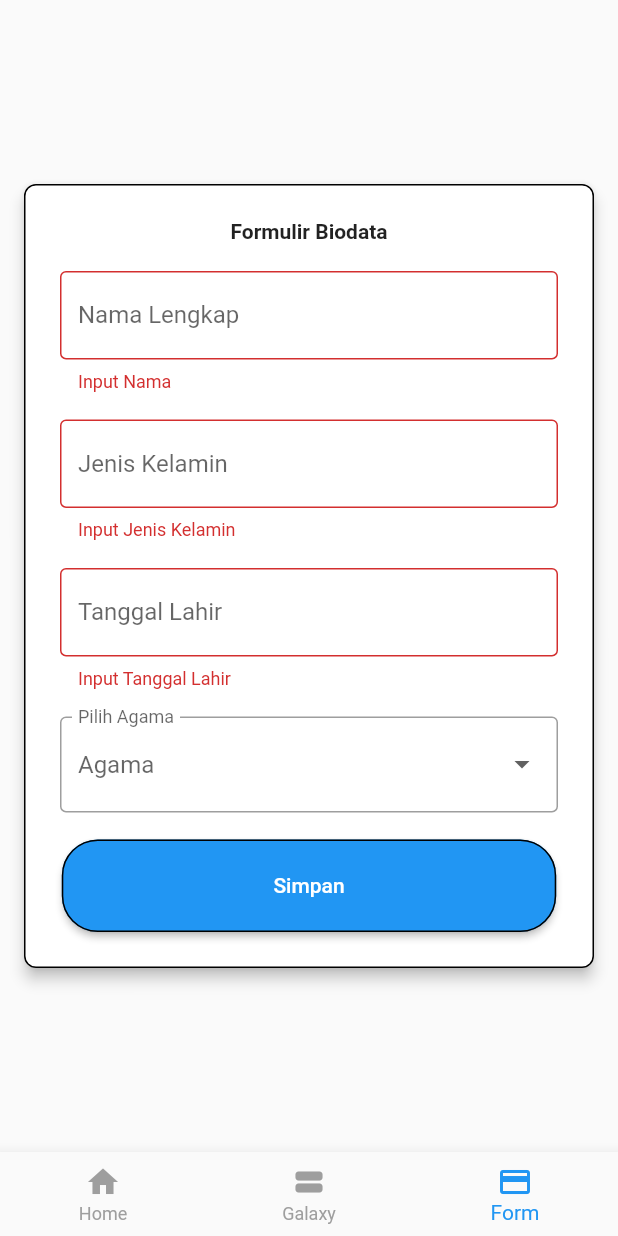
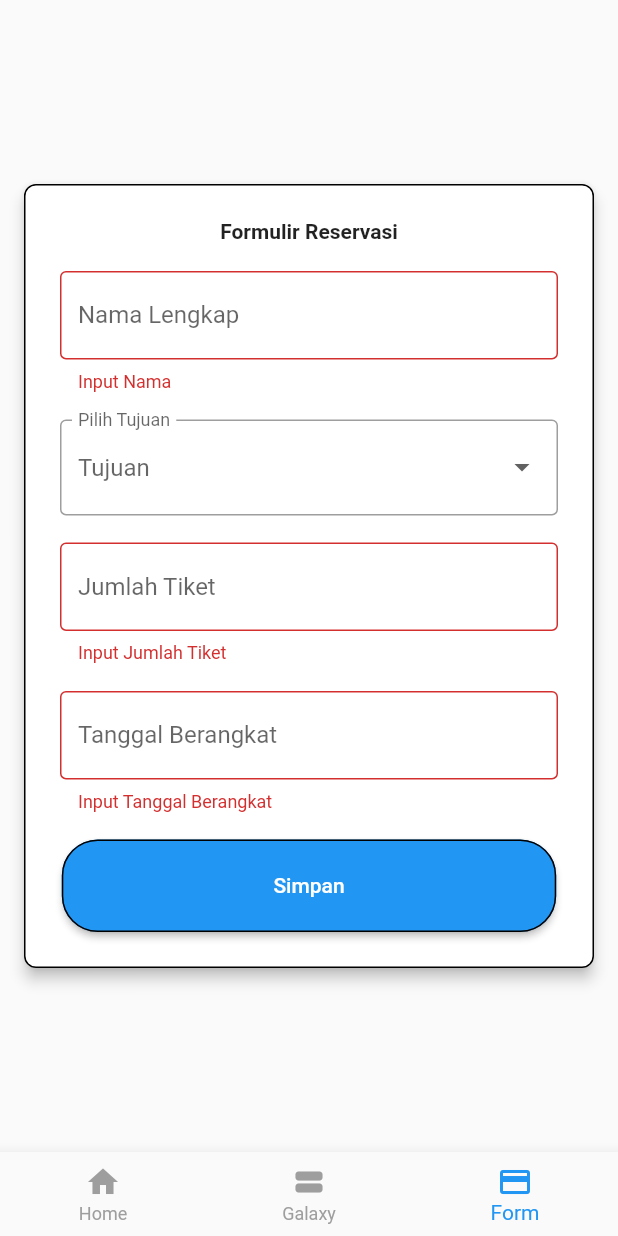
Before and after one commit to amaliarahma21/project-flutter-pertama, a Flutter app: the screen it shows after launch, item 3 of the bottom bar chosen, after a tap on "Simpan", on a phone screen of 412 x 824 dp. Run offline on Flutter 3.47's test engine with Material 2 defaults, Android fonts, the phone set to English and light mode, and no system bars.

Commit message:
added form bookingi in screens

```diff
--- a/lib/main.dart
+++ b/lib/main.dart
@@ -13,6 +13,7 @@ import 'package:belajar/listview/list_builder.dart';
 import 'package:belajar/listview/list_separated.dart';
 import 'package:belajar/row_column.dart';
 import 'package:belajar/row_widget.dart';
+import 'package:belajar/screens/booking_galaxy_screen.dart';
 import 'package:belajar/screens/form_screen.dart';
 import 'package:belajar/screens/home_screen.dart';
 import 'package:belajar/screens/list_screen.dart';
@@ -37,7 +38,7 @@ class MyApp extends StatelessWidget {
       routes: {
         '/': (context) => NavigationMenu(),
         'second': (context) => ListGalaxyScreen(),
-        'third': (context) => BelajarForm()
+        'third': (context) => BookingGalaxy()
       },
     );
   }
--- /dev/null
+++ b/lib/screens/booking_galaxy_screen.dart
@@ -0,0 +1,285 @@
+import 'package:belajar/helpers/size_helper.dart';
+import 'package:flutter/cupertino.dart';
+import 'package:belajar/screens/output_booking_screen.dart';
+import 'package:flutter/material.dart';
+import 'package:intl/intl.dart';
+
+class BookingGalaxy extends StatefulWidget {
+  const BookingGalaxy({super.key});
+
+  @override
+  State<BookingGalaxy> createState() => _BookingGalaxyState();
+}
+
+class _BookingGalaxyState extends State<BookingGalaxy> {
+  final _formKey = GlobalKey<FormState>();
+  final _scaffoldKey = GlobalKey<ScaffoldState>();
+
+  //mendeskrisikan variabel input
+  TextEditingController namaCotroller = TextEditingController();
+  String _pilihTujuan = "";
+  TextEditingController jumlahCotroller = TextEditingController();
+  TextEditingController tglPergiCotroller = TextEditingController();
+
+  final List<String> tujuan = [
+    "Galaksi Bima Sakti",
+    "Galaksi Andromeda",
+    "Galaksi Magellan Besar",
+    "Galaksi Magellan Kecil",
+    "Galaksi Sombrero",
+    "Galaksi The Rose (Arp 273)",
+    "Galaksi Sculptor (NGC 253)",
+    "Galaksi Black Eye (M64)",
+    "Galaksi Blue Pinwheel",
+    "Galaksi Cartwheel",
+    "Galaksi Bunga Matahari",
+    "Galaksi Ursa Mayor",
+    "Galaksi Pusaran Air (M51)"
+  ];
+
+  void iniState() {
+    tglPergiCotroller.text = '';
+    super.initState();
+  }
+
+  @override
+  Widget build(BuildContext context) {
+    return SafeArea(
+      child: Container(
+        height: double.infinity,
+        width: double.infinity,
+        child: Center(
+          child: SingleChildScrollView(
+            child: Column(
+              mainAxisAlignment: MainAxisAlignment.center,
+              children: [
+                Card(
+                  elevation: 4,
+                  margin: EdgeInsets.all(16),
+                  shape: RoundedRectangleBorder(
+                    side: BorderSide(color: Colors.black),
+                    borderRadius: BorderRadius.circular(8),
+                  ),
+                  child: Padding(
+                    padding: EdgeInsets.all(24),
+                    child: Form(
+                      key: _formKey,
+                      child: Column(
+                        mainAxisAlignment: MainAxisAlignment.center,
+                        children: [
+                          Text(
+                            "Formulir Reservasi",
+                            style: TextStyle(fontWeight: FontWeight.bold),
+                          ),
+                          SizedBox(height: 18),
+                          TextFormField(
+                            controller: namaCotroller,
+                            decoration: InputDecoration(
+                              hintText: "Nama Lengkap",
+                              border: OutlineInputBorder(),
+                            ),
+                            validator: (value) {
+                              if (value!.isEmpty) {
+                                return 'Input Nama';
+                              }
+                              return null;
+                            },
+                          ),
+                          SizedBox(height: 18),
+                          DropdownButtonFormField(
+                            decoration: InputDecoration(
+                                hintText: "Tujuan",
+                                labelText: "Pilih Tujuan",
+                                border: OutlineInputBorder()),
+                            items: tujuan.map((String items) {
+                              int index = 0;
+                              return DropdownMenuItem(
+                                value: items,
+                                child: Text(items),
+                              );
+                            }).toList(),
+                            onChanged: (String? newValue) {
+                              setState(() {
+                                _pilihTujuan = newValue!;
+                              });
+                            },
+                          ),
+                          SizedBox(height: 18),
+                          TextFormField(
+                            controller: jumlahCotroller,
+                            decoration: InputDecoration(
+                              hintText: "Jumlah Tiket",
+                              border: OutlineInputBorder(),
+                            ),
+                            validator: (value) {
+                              if (value!.isEmpty) {
+                                return 'Input Jumlah Tiket';
+                              }
+                              return null;
+                            },
+                          ),
+                          SizedBox(height: 18),
+                          TextFormField(
+                            controller: tglPergiCotroller,
+                            decoration: InputDecoration(
+                              hintText: "Tanggal Berangkat",
+                              border: OutlineInputBorder(),
+                            ),
+                            validator: (value) {
+                              if (value!.isEmpty) {
+                                return 'Input Tanggal Berangkat';
+                              }
+                              return null;
+                            },
+                            onTap: () async {
+                              DateTime? pickedDate = await showDatePicker(
+                                context: context,
+                                initialDate: DateTime.now(),
+                                firstDate: DateTime(1900),
+                                lastDate: DateTime(2100),
+                              );
+                              if (pickedDate != null) {
+                                String tgl =
+                                    DateFormat('yyyy-MM-dd').format(pickedDate);
+                                setState(() {
+                                  tglPergiCotroller.text = tgl;
+                                });
+                              } else {
+                                print("tanggal tidak dipilih");
+                              }
+                            },
+                          ),
+                          SizedBox(height: 18),
+                          SizedBox(
+                            width: displayWidth(context) * 0.8,
+                            height: displayHeight(context) * 0.075,
+                            child: ElevatedButton(
+                              style: ButtonStyle(
+                                backgroundColor:
+                                    MaterialStateProperty.all(Colors.blue),
+                                shape: MaterialStateProperty.all<
+                                    RoundedRectangleBorder>(
+                                  RoundedRectangleBorder(
+                                    borderRadius: BorderRadius.circular(24),
+                                    side: BorderSide(color: Colors.black),
+                                  ),
+                                ),
+                              ),
+                              child: Text(
+                                "Simpan",
+                                style: TextStyle(color: Colors.white),
+                              ),
+                              onPressed: () {
+                                _submit();
+                              },
+                            ),
+                          )
+                        ],
+                      ),
+                    ),
+                  ),
+                ),
+              ],
+            ),
+          ),
+        ),
+      ),
+    );
+  }
+
+  void _submit() {
+    final isValid = _formKey.currentState!.validate();
+    if (!isValid) {
+      return;
+    } else {
+      _showAlertDialog(context);
+      _formKey.currentState!.save();
+    }
+  }
+
+  void _showAlertDialog(BuildContext context){
+    showCupertinoModalPopup<void>(
+      context: context,
+      builder: (BuildContext context) =>
+      CupertinoAlertDialog(
+        title: const Text('Alert'),
+        content: const Text('Apakah anda sudah yakin?'),
+        actions: <CupertinoDialogAction>[
+          CupertinoDialogAction(
+            isDefaultAction: true,
+            onPressed: () {
+              Navigator.pop(context);
+            },
+            child: const Text("Tidak"),
+          ),
+          CupertinoDialogAction(
+            isDestructiveAction: true,
+            onPressed: () {
+              int harga = 0;
+              String img = "";
+              String nama = namaCotroller.text;
+              String tglPergi = tglPergiCotroller.text;
+              String jumlah = jumlahCotroller.text;
+              String tujuan = _pilihTujuan;
+              if (tujuan == "Galaksi Bima Sakti"){
+                harga = 100000;
+                img = "images/bimasakti.jpg";
+              } else if (tujuan == "Galaksi Andromeda"){
+                harga = 200000;
+                img = "images/andromeda.jpg";
+              } else if (tujuan == "Galaksi Magellan Besar"){
+                harga = 300000;
+                img = "images/big-magellan.jpg";
+              }
+              else if (tujuan == "Galaksi Magellan Kecil"){
+                harga = 400000;
+                img = "images/small-magellan.jpg";
+              }
+              else if (tujuan == "Galaksi Sombrero"){
+                harga = 500000;
+                img = "images/sombrero.jpg";
+              }
+              else if (tujuan == "Galaksi The Rose (Arp 273)"){
+                harga = 600000;
+                img = "images/the-rose.jpg";
+              }
+              else if (tujuan == "Galaksi Sculptor (NGC 253)"){
+                harga = 700000;
+                img = "images/sculptor.jpg";
+              }
+              else if (tujuan == "Galaksi Black Eye (M64)"){
+                harga = 800000;
+                img = "images/black-eye.jpg";
+              }
+              else if (tujuan == "Galaksi Blue Pinwheel "){
+                harga = 900000;
+                img = "images/blue-pinwheel.jpg";
+              }
+              else if (tujuan == "Galaksi Cartwheel"){
+                harga = 100000;
+                img = "images/cartwheel.jpg";
+              }
+              else if (tujuan == "Galaksi Bunga Matahari"){
+                harga = 200000;
+                img = "images/sunflower.jpg";
+              }
+              else if (tujuan == "Galaksi Ursa Mayor"){
+                harga = 300000;
+                img = "images/ursa-mayor.jpg";
+              }
+              int totalHarga = harga * int.parse(jumlah);
+              Navigator.push(
+                context,
+                MaterialPageRoute(
+                  builder: (context) => OutputBookingScreen(
+                      nama: nama, jumlah: jumlah, tglPergi: tglPergi, tujuan: tujuan, harga: harga.toString(), totalHarga: totalHarga.toString(), img: img),
+                ),
+              );
+            },
+            child: const Text("Ya"),
+          )
+        ],
+      ),
+      );
+  }
+  }
--- a/lib/screens/form_screen.dart
+++ b/lib/screens/form_screen.dart
@@ -25,7 +25,9 @@ class _BelajarFormState extends State<BelajarForm> {
     "Protestand",
     "Katholik",
     "Buddha",
-    "Atheis"
+    "Atheis",
+    "Hindu",
+    "Konghuchu"
   ];
 
   void iniState() {
--- a/lib/screens/menu_screen.dart
+++ b/lib/screens/menu_screen.dart
@@ -1,3 +1,4 @@
+import 'package:belajar/screens/booking_galaxy_screen.dart';
 import 'package:belajar/screens/form_screen.dart';
 import 'package:belajar/screens/home_screen.dart';
 import 'package:belajar/screens/list_screen.dart';
@@ -17,7 +18,7 @@ class _NavigationMenuState extends State<NavigationMenu> {
   List _pages = [
     HomeScreen(),
     ListGalaxyScreen(),
-    BelajarForm(),
+    BookingGalaxy(),
   ];
 
   _changeTab(int index) {
--- a/pubspec.yaml
+++ b/pubspec.yaml
@@ -62,7 +62,7 @@ flutter:
 
   # To add assets to your application, add an assets section, like this:
   assets:
-    - assets/images
+      - assets/images/
   #   - images/a_dot_burr.jpeg
   #   - images/a_dot_ham.jpeg
 
```
Also changed, not shown: lib/screens/output_booking_screen.dart (added, +111 -0 lines).
